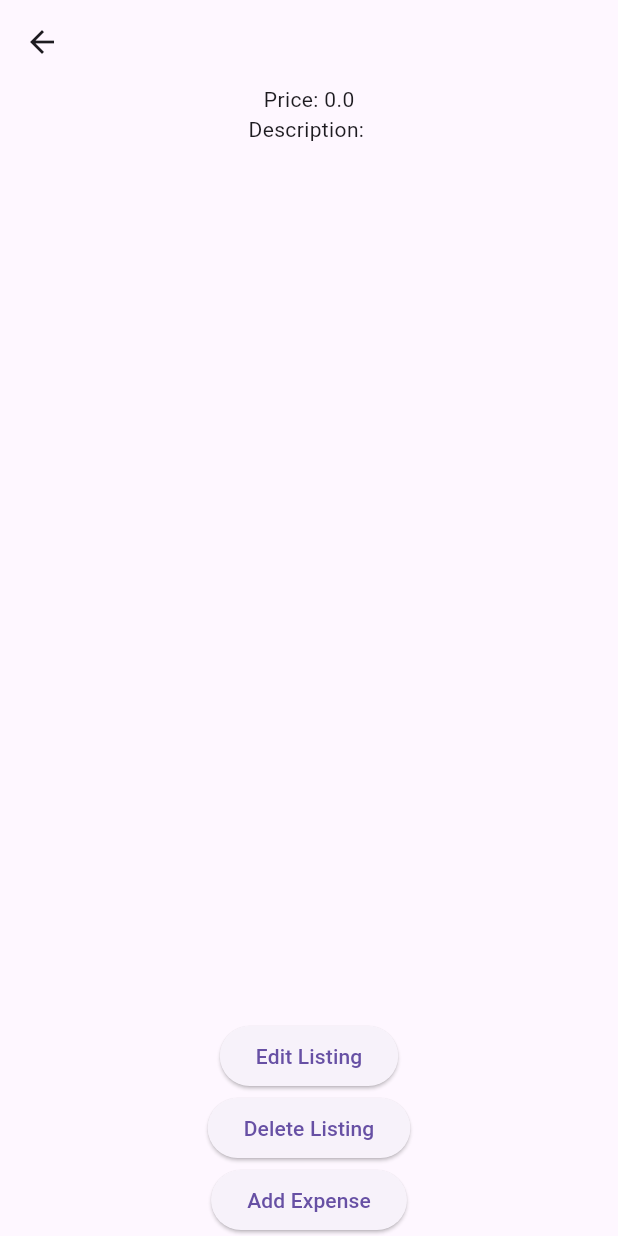
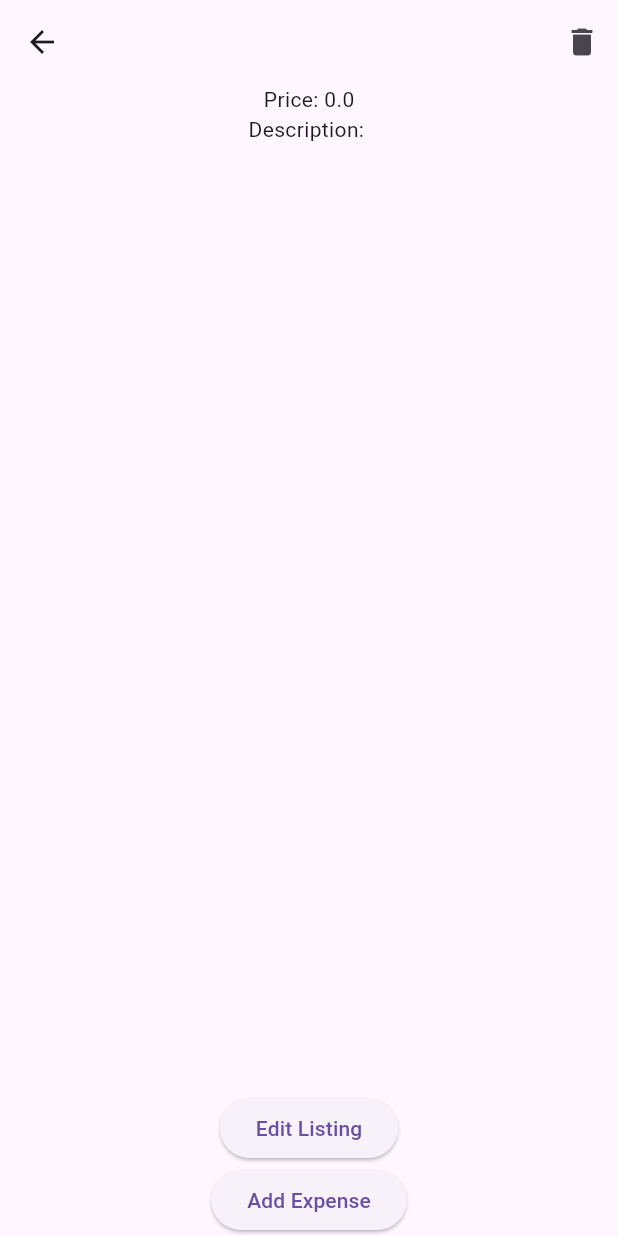
Before and after one commit to omzkiii/Sales-Tracker, a Flutter app: the Item screen opened directly with empty values, on a phone screen of 412 x 824 dp. Run offline on Flutter 3.47's test engine with Material 3 defaults, Android fonts, the phone set to English and light mode, and no system bars; our stand-ins replace sqflite; accounts and stored records are empty.

Commit message:
move delete listing button to appbar

```diff
--- a/lib/views/item.dart
+++ b/lib/views/item.dart
@@ -21,7 +21,18 @@ class Item extends StatelessWidget {
       builder: (context, child) {
         Listing listing = itemNotifier.item ?? item;
         return Scaffold(
-          appBar: AppBar(title: Text(listing.name)),
+          appBar: AppBar(
+            title: Text(listing.name),
+            actions: [
+              IconButton(
+                icon: Icon(Icons.delete),
+                onPressed: () {
+                  listingNotifier.removeFromListing(listing.id!);
+                  Navigator.pop(context);
+                },
+              ),
+            ],
+          ),
           body: Column(
             children: [
               Text("Price: ${listing.price}"),
@@ -47,13 +58,6 @@ class Item extends StatelessWidget {
                   }
                 },
                 child: Text("Edit Listing"),
-              ),
-              ElevatedButton(
-                onPressed: () {
-                  listingNotifier.removeFromListing(listing.id!);
-                  Navigator.pop(context);
-                },
-                child: Text("Delete Listing"),
               ),
               ElevatedButton(
                 onPressed: () {
```
